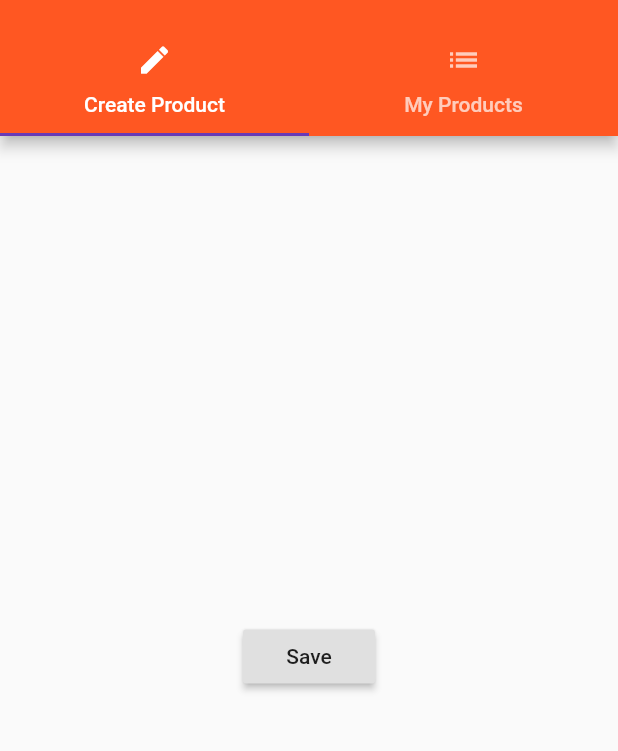
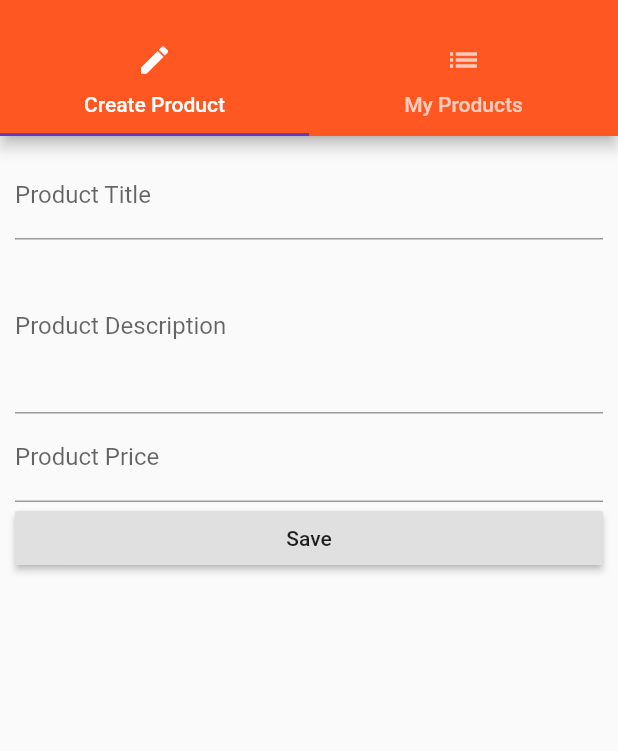
Before and after one commit to Vitaly-V/EasyList, a Flutter app: the ProductsAdminPage screen opened by its route, on a phone screen of 412 x 824 dp, the part 59-810 px from its top. Run offline on Flutter 3.47's test engine with Material 2 defaults, Android fonts, the phone set to English and light mode, and no system bars.

Commit message:
Handling user INPUTs

```diff
--- a/lib/pages/product_create.dart
+++ b/lib/pages/product_create.dart
@@ -1,12 +1,67 @@
 import 'package:flutter/material.dart';
 
-class ProductCreate extends StatelessWidget {
+class ProductCreatePage extends StatefulWidget {
+  final Function addProduct;
+  final Function deleteProduct;
+
+  ProductCreatePage(this.addProduct, this.deleteProduct);
+
+  @override
+  State<StatefulWidget> createState() {
+    return _ProductCreatePage();
+  }
+}
+
+class _ProductCreatePage extends State<ProductCreatePage> {
+  String titleValue;
+  String descriptionValue;
+  double priceValue;
+
   @override
   Widget build(BuildContext context) {
-    return Center(child: RaisedButton(child: Text('Save'), onPressed: () {
-      showModalBottomSheet(context: context, builder: (BuildContext context) {
-        return Center(child: Text('This is a Modal'),);
-      });
-    },));
+    return Container(
+        margin: EdgeInsets.all(10.0),
+        child: ListView(
+          children: <Widget>[
+            TextField(
+              decoration: InputDecoration(labelText: 'Product Title'),
+              onChanged: (String value) {
+                setState(() {
+                  titleValue = value;
+                });
+              },
+            ),
+            TextField(
+              decoration: InputDecoration(labelText: 'Product Description'),
+              maxLines: 4,
+              onChanged: (String value) {
+                setState(() {
+                  descriptionValue = value;
+                });
+              },
+            ),
+            TextField(
+              decoration: InputDecoration(labelText: 'Product Price'),
+              keyboardType: TextInputType.number,
+              onChanged: (String value) {
+                setState(() {
+                  priceValue = double.parse(value);
+                });
+              },
+            ),
+            RaisedButton(
+              child: Text('Save'),
+              onPressed: () {
+                final Map<String, dynamic> product = {
+                  'title': titleValue,
+                  'description': descriptionValue,
+                  'price': priceValue,
+                  'image': 'assets/food.jpg',
+                };
+                widget.addProduct(product);
+              },
+            ),
+          ],
+        ));
   }
 }
--- a/lib/pages/product_list.dart
+++ b/lib/pages/product_list.dart
@@ -1,6 +1,6 @@
 import 'package:flutter/material.dart';
 
-class ProductList extends StatelessWidget {
+class ProductListPage extends StatelessWidget {
   @override
   Widget build(BuildContext context) {
     return Center(child: Text('All products'));
--- a/lib/pages/products_admin.dart
+++ b/lib/pages/products_admin.dart
@@ -5,6 +5,11 @@ import './product_create.dart';
 import './product_list.dart';
 
 class ProductsAdminPage extends StatelessWidget {
+  final Function addProduct;
+  final Function deleteProduct;
+
+  ProductsAdminPage(this.addProduct, this.deleteProduct);
+
   @override
   Widget build(BuildContext context) {
     return DefaultTabController(
@@ -35,8 +40,8 @@ class ProductsAdminPage extends StatelessWidget {
         ),
         body: TabBarView(
           children: <Widget>[
-            ProductCreate(),
-            ProductList(),
+            ProductCreatePage(addProduct, deleteProduct),
+            ProductListPage(),
           ],
         ),
       ),
```
Also changed, not shown: lib/main.dart (+10 -7 lines), lib/pages/products.dart (+3 -5 lines), lib/product_control.dart (deleted, +0 -16 lines), lib/product_manager.dart (+3 -10 lines), lib/products.dart (+3 -10 lines).
